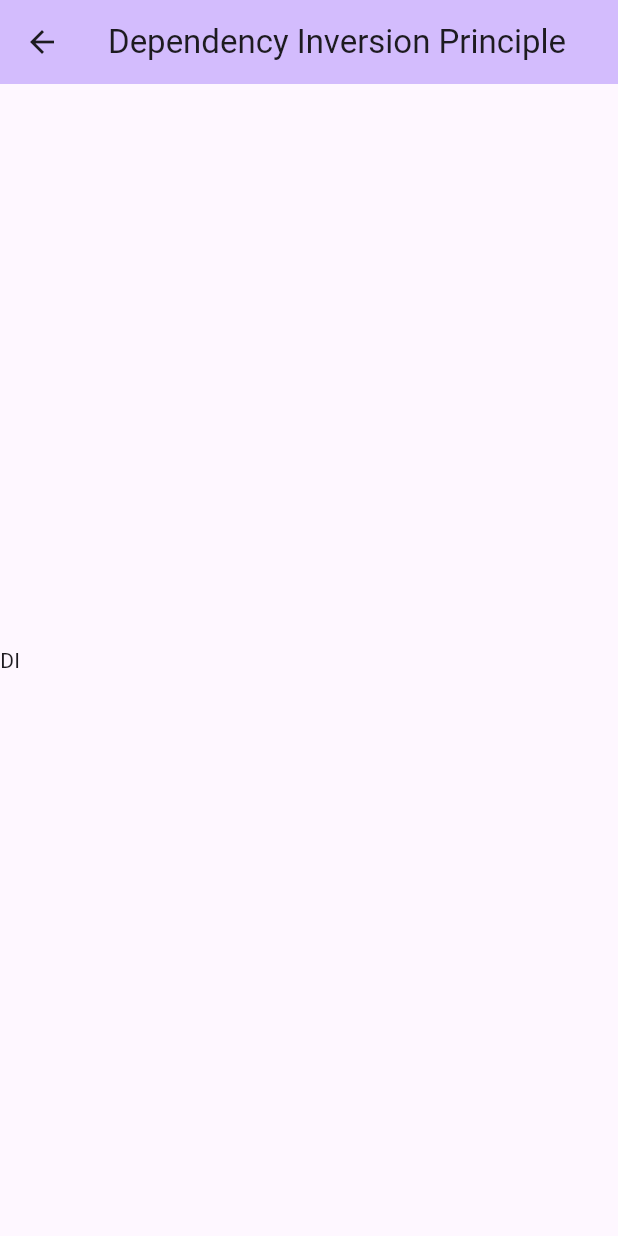
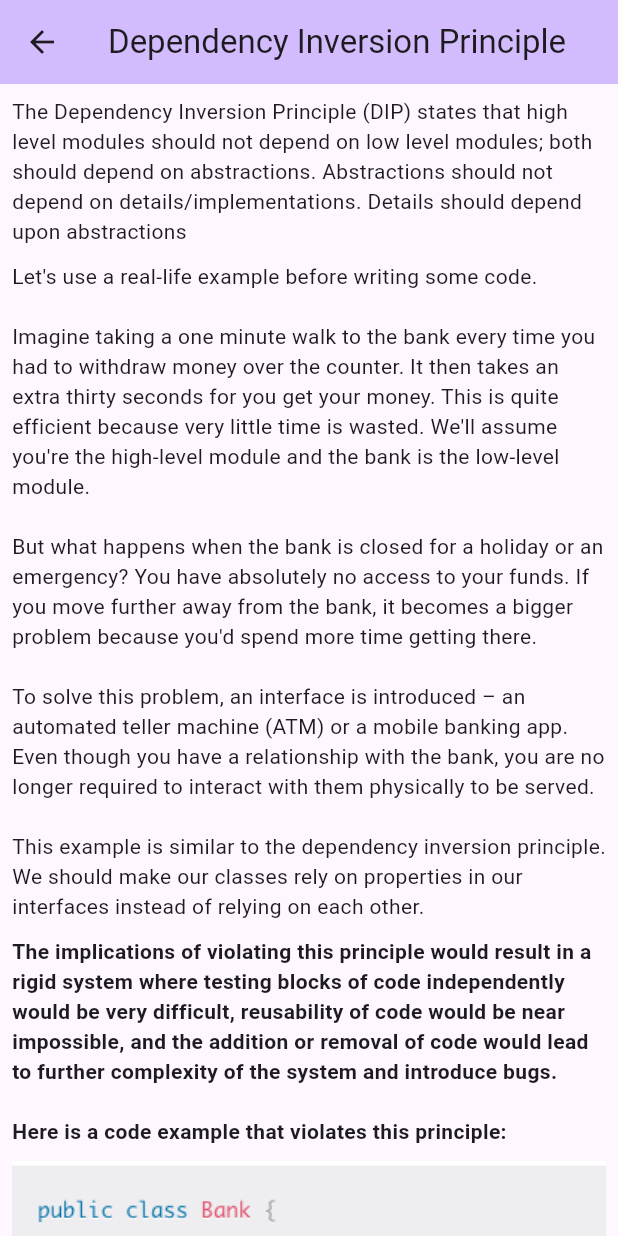
Before and after one commit to An19ik89/flutter_with_solid_principles-, a Flutter app: the DependencyInversionResponsibilityPage screen opened directly, on a phone screen of 412 x 824 dp. Run offline on Flutter 3.47's test engine with Material 2 defaults, Android fonts, the phone set to English and light mode, and no system bars.

Commit message:
dependency inversion done

```diff
--- a/flutter_solid_principles/lib/dependencyInversionResponsibility/dependency_inversion_responsibility.dart
+++ b/flutter_solid_principles/lib/dependencyInversionResponsibility/dependency_inversion_responsibility.dart
@@ -16,10 +16,40 @@ class _DependencyInversionResponsibilityPageState extends State<DependencyInvers
           backgroundColor: Theme.of(context).colorScheme.inversePrimary,
           title: const FittedBox(fit: BoxFit.contain,child: Text("Dependency Inversion Principle")),
         ),
-        body: const Column(
-          mainAxisAlignment: MainAxisAlignment.center,
-          crossAxisAlignment: CrossAxisAlignment.center,
-          children: [Text("DI")],
+        body: SingleChildScrollView(
+          physics: const AlwaysScrollableScrollPhysics(),
+          scrollDirection: Axis.vertical,
+          child: Padding(
+            padding: const EdgeInsets.all(8.0),
+            child: Column(
+              mainAxisAlignment: MainAxisAlignment.start,
+              crossAxisAlignment: CrossAxisAlignment.start,
+              children: [
+                const Text("The Dependency Inversion Principle (DIP) states that high level modules should not depend on low level modules; both should depend on abstractions. Abstractions should not depend on details/implementations. Details should depend upon abstractions"),
+                const SizedBox(height: 10.0,),
+                const Text("Let's use a real-life example before writing some code.\n\nImagine taking a one minute walk to the bank every time you had to withdraw money over the counter. It then takes an extra thirty seconds for you get your money. This is quite efficient because very little time is wasted. We'll assume you're the high-level module and the bank is the low-level module.\n\nBut what happens when the bank is closed for a holiday or an emergency? You have absolutely no access to your funds. If you move further away from the bank, it becomes a bigger problem because you'd spend more time getting there.\n\nTo solve this problem, an interface is introduced – an automated teller machine (ATM) or a mobile banking app. Even though you have a relationship with the bank, you are no longer required to interact with them physically to be served.\n\nThis example is similar to the dependency inversion principle. We should make our classes rely on properties in our interfaces instead of relying on each other."),
+                const SizedBox(height: 10.0,),
+                const Text("The implications of violating this principle would result in a rigid system where testing blocks of code independently would be very difficult, reusability of code would be near impossible, and the addition or removal of code would lead to further complexity of the system and introduce bugs.\n\nHere is a code example that violates this principle:",style: TextStyle(fontWeight: FontWeight.bold),),
+                const SizedBox(height: 10.0,),
+                Image.asset("assets/images/dependency_inversion_first.png"),
+                const SizedBox(height: 10.0,),
+                Image.asset("assets/images/dependency_inversion_second.png"),
+                const SizedBox(height: 10.0,),
+                const Text("From the code examples above, we can see that the Customer class imports and relies on a method in the Bank class. This reliance on a low-level class is against the DIP.\n\nLike in our real-life example, we'll solve this problem by introducing an interface that both classes can interact with.\n\nHere's the ATM interface that our Bank and Customer class will interact with:"),
+                const SizedBox(height: 10.0,),
+                Image.asset("assets/images/dependency_inversion_solution_first.png"),
+                const SizedBox(height: 10.0,),
+                const Text("Here's the Bank class which uses a method in the ATM interface to add money to the ATM:"),
+                const SizedBox(height: 10.0,),
+                Image.asset("assets/images/dependency_inversion_solution_second.png"),
+                const SizedBox(height: 10.0,),
+                const Text("Lastly, the Customer class which uses the same interface to withdraw money:"),
+                const SizedBox(height: 10.0,),
+                Image.asset("assets/images/dependency_inversion_solution_third.png"),
+                const SizedBox(height: 10.0,),
+              ],
+            ),
+          ),
         ));
   }
 }
```
Also changed, not shown: flutter_solid_principles/assets/images/dependency_inversion_first.png (added), flutter_solid_principles/assets/images/dependency_inversion_second.png (added), flutter_solid_principles/assets/images/dependency_inversion_solution_first.png (added), flutter_solid_principles/assets/images/dependency_inversion_solution_second.png (added), flutter_solid_principles/assets/images/dependency_inversion_solution_third.png (added).
